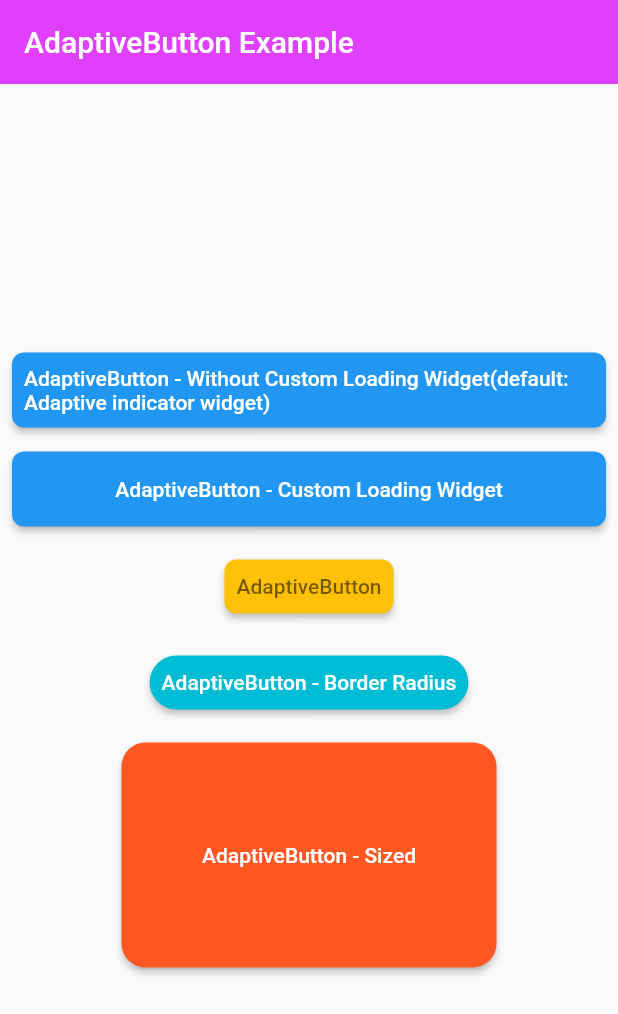
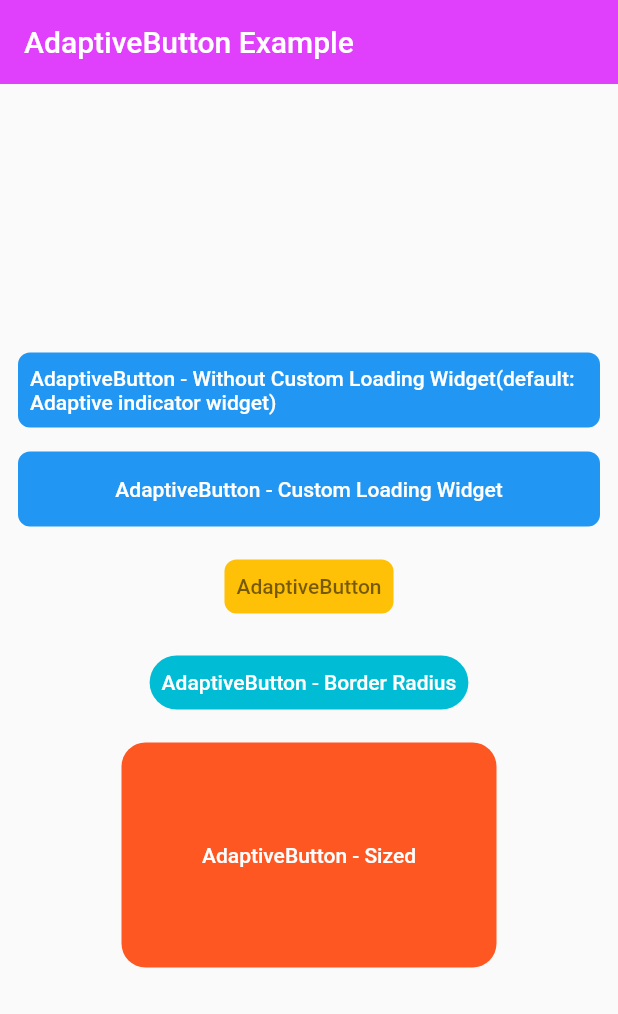
Before and after one commit to eotacioglu/adaptive_button, a Flutter app: the screen it shows after launch, on a phone screen of 412 x 824 dp. Shown: the top 1014 px of the screen. Run offline on Flutter 3.47's test engine with Material 2 defaults, Android fonts, the phone set to English and light mode, and no system bars.

Commit message:
fUTURE CHANGE TO fUTUREoR

```diff
--- a/example/lib/main.dart
+++ b/example/lib/main.dart
@@ -54,9 +54,9 @@ class _AdaptiveButtonViewState extends State<AdaptiveButtonView> {
               child: const Center(
                   child: Text(
                       "AdaptiveButton - Without Custom Loading Widget(default: Adaptive indicator widget)")),
-              onPressed: () async {
-                await Future.delayed(const Duration(seconds: 5));
-                showDialog(
+              onPressed: ()  async {
+                 await Future.delayed(const Duration(seconds: 5));
+               await showDialog(
                   context: context,
                   builder: (context) {
                     return const AlertDialog(
--- a/lib/src/adaptive_button.dart
+++ b/lib/src/adaptive_button.dart
@@ -1,3 +1,4 @@
+import 'dart:async';
 import 'dart:io';
 import 'package:flutter/cupertino.dart';
 import 'package:flutter/foundation.dart';
@@ -13,7 +14,9 @@ class AdaptiveButton extends StatefulWidget {
       this.color,
       this.borderRadius,
       this.enabledLoading,
-      this.loadingWidget});
+      this.loadingWidget,
+      this.padding,
+      this.margin});
 
   /// [width] Changes the width property of the button
   final double? width;
@@ -25,7 +28,7 @@ class AdaptiveButton extends StatefulWidget {
   final Widget child;
 
   /// [onPressed] It is used for the action that will run when the button is clicked. (required)
-  final Future Function() onPressed;
+  final FutureOr<dynamic> Function() onPressed;
 
   /// [enabledLoading] When set to `true`, it displays a widget as a child of the button in asynchronous operations. It defaults to `false`.
   final bool? enabledLoading;
@@ -39,6 +42,12 @@ class AdaptiveButton extends StatefulWidget {
   /// [borderRadius] Allows the corners of the button to be ovalized. It defaults to `BorderRadius.circular(8)`
   final BorderRadius? borderRadius;
 
+  /// [padding] Allows the padding. It defaults to `EdgeInsets.symmetric(horizontal: 16)`
+  final EdgeInsetsGeometry? padding;
+
+  /// [margin] Allows the padding. It defaults to `EdgeInsets.zero`
+  final EdgeInsetsGeometry? margin;
+
   @override
   State<AdaptiveButton> createState() => _AdaptiveButtonState();
 }
@@ -49,14 +58,15 @@ class _AdaptiveButtonState extends State<AdaptiveButton> {
   @override
   Widget build(BuildContext context) {
     return Container(
+      margin: widget.margin ?? const EdgeInsets.symmetric(horizontal: 12,vertical: 8),
       width: widget.width,
       height: widget.height,
-      margin: const EdgeInsets.all(8),
       child: kIsWeb != true
           ? Platform.isIOS
               ? CupertinoButton(
                   borderRadius: widget.borderRadius ?? BorderRadius.circular(8),
-                  padding: const EdgeInsets.symmetric(horizontal: 16),
+                  padding: widget.padding ??
+                      const EdgeInsets.symmetric(horizontal: 16),
                   color: widget.color ?? Colors.purple,
                   onPressed: widget.enabledLoading == true
                       ? isLoading != true
@@ -79,11 +89,14 @@ class _AdaptiveButtonState extends State<AdaptiveButton> {
                       : widget.child)
               : ElevatedButton(
                   style: ElevatedButton.styleFrom(
+                      shadowColor: Colors.transparent,
                       shape: RoundedRectangleBorder(
                           borderRadius:
                               widget.borderRadius ?? BorderRadius.circular(8)),
                       backgroundColor: widget.color,
-                      padding: const EdgeInsets.symmetric(horizontal: 8)),
+                      padding: widget.padding ??
+                          const EdgeInsets.symmetric(
+                              horizontal: 8, vertical: 4)),
                   onPressed: widget.enabledLoading == true
                       ? isLoading != true
                           ? () async {
@@ -109,11 +122,13 @@ class _AdaptiveButtonState extends State<AdaptiveButton> {
                       : widget.child)
           : ElevatedButton(
               style: ElevatedButton.styleFrom(
+                  shadowColor: Colors.transparent,
                   shape: RoundedRectangleBorder(
                       borderRadius:
                           widget.borderRadius ?? BorderRadius.circular(8)),
                   backgroundColor: widget.color,
-                  padding: const EdgeInsets.symmetric(horizontal: 8)),
+                  padding: widget.padding ??
+                      const EdgeInsets.symmetric(horizontal: 8, vertical: 4)),
               onPressed: widget.enabledLoading == true
                   ? isLoading != true
                       ? () async {
--- a/pubspec.yaml
+++ b/pubspec.yaml
@@ -1,6 +1,6 @@
 name: adaptive_button
 description: It is compatible with the all platform, it disables the clicking feature of the button for your asynchronous operations and displays a widget on the button while waiting.
-version: 0.1.9
+version: 0.2.5
 homepage: https://github.com/eotacioglu/adaptive_button.git
 repository: https://github.com/eotacioglu/adaptive_button.git
 environment:
```
Also changed, not shown: example/pubspec.lock, 4 other files.
